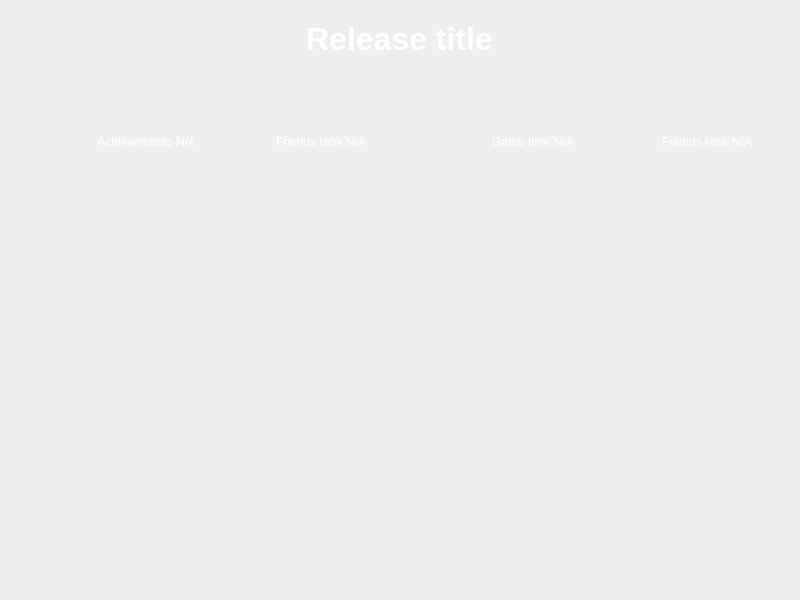
The window that pages/releasepage.ui (pamugk/nebulae-qt) describes before a commit, drawn with Qt 5.
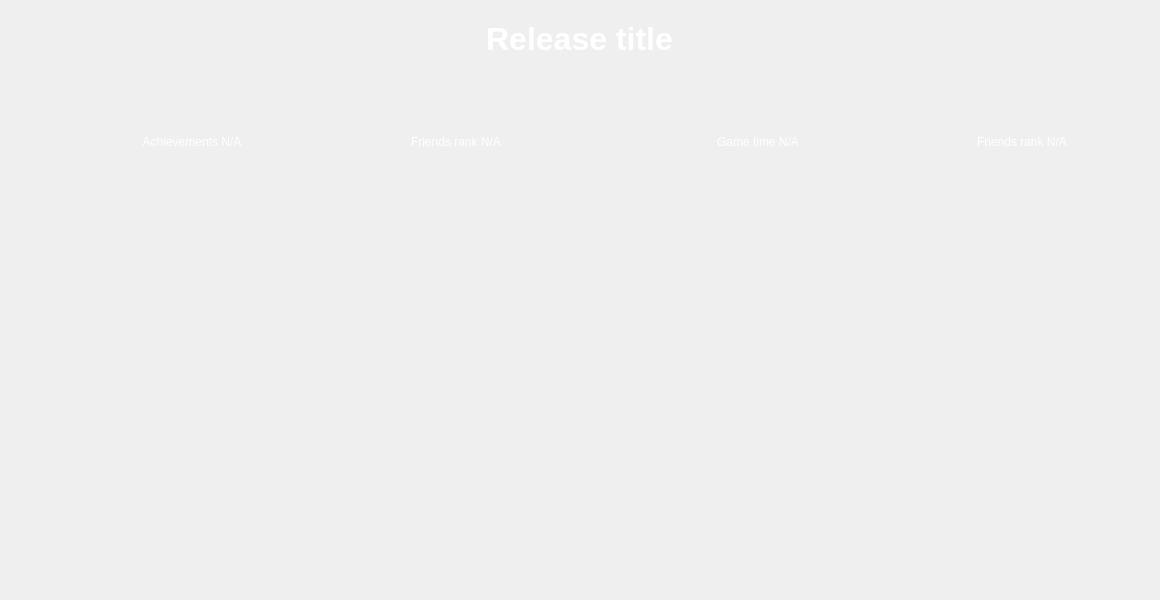
The same window after the commit. The open tabs and pages were chosen to show the change. Icons and pictures are not drawn.

What changed in the file:
```diff
--- a/pages/releasepage.ui
+++ b/pages/releasepage.ui
@@ -6,7 +6,7 @@
    <rect>
     <x>0</x>
     <y>0</y>
-    <width>800</width>
+    <width>1160</width>
     <height>600</height>
    </rect>
   </property>
@@ -16,6 +16,12 @@
     <verstretch>0</verstretch>
    </sizepolicy>
   </property>
+  <property name="minimumSize">
+   <size>
+    <width>1160</width>
+    <height>0</height>
+   </size>
+  </property>
   <property name="windowTitle">
    <string>Form</string>
   </property>
@@ -433,8 +439,8 @@
                <rect>
                 <x>0</x>
                 <y>0</y>
-                <width>796</width>
-                <height>404</height>
+                <width>96</width>
+                <height>26</height>
                </rect>
               </property>
               <layout class="QVBoxLayout" name="resultsProgressPageScrollContentsLayout"/>
```
